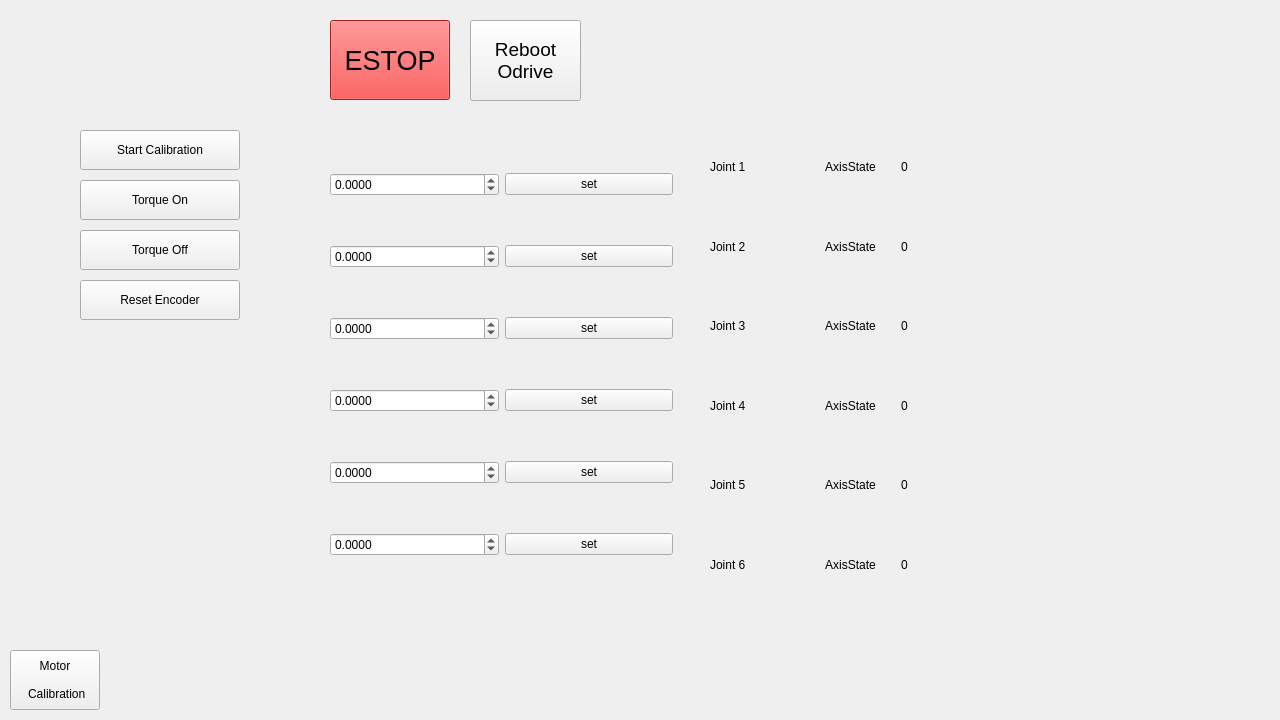
JunhyeokRui/dyros_bolt_gui, file src/dyros_gui.ui: the form before one commit.
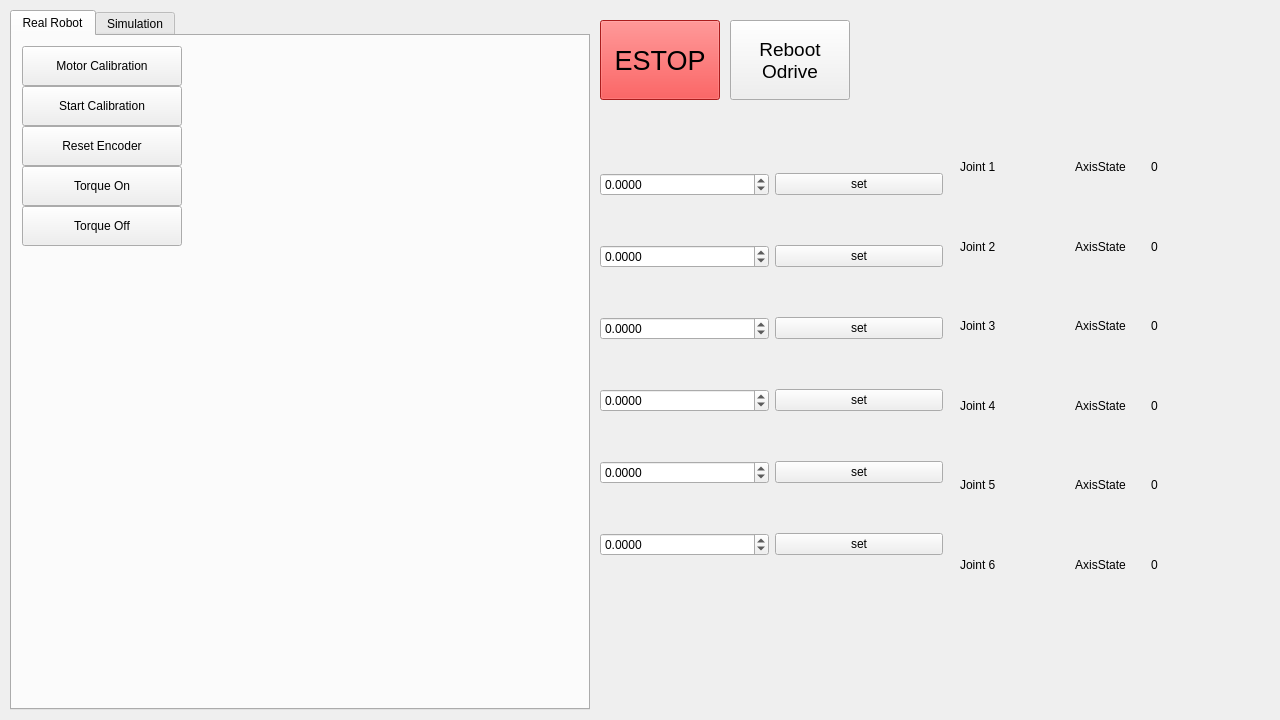
The form after the commit. The open tabs and pages were chosen to show the change.

The edit to the form file:
```diff
--- a/src/dyros_gui.ui
+++ b/src/dyros_gui.ui
@@ -10,39 +10,19 @@
     <height>720</height>
    </rect>
   </property>
+  <property name="sizePolicy">
+   <sizepolicy hsizetype="Preferred" vsizetype="Preferred">
+    <horstretch>0</horstretch>
+    <verstretch>0</verstretch>
+   </sizepolicy>
+  </property>
   <property name="windowTitle">
    <string>DyrosGui</string>
   </property>
-  <widget class="QPushButton" name="caliButton">
-   <property name="geometry">
-    <rect>
-     <x>80</x>
-     <y>130</y>
-     <width>160</width>
-     <height>40</height>
-    </rect>
-   </property>
-   <property name="text">
-    <string>Start Calibration</string>
-   </property>
-  </widget>
-  <widget class="QPushButton" name="CLButton">
-   <property name="geometry">
-    <rect>
-     <x>80</x>
-     <y>180</y>
-     <width>160</width>
-     <height>40</height>
-    </rect>
-   </property>
-   <property name="text">
-    <string>Torque On</string>
-   </property>
-  </widget>
   <widget class="QWidget" name="verticalLayoutWidget">
    <property name="geometry">
     <rect>
-     <x>330</x>
+     <x>600</x>
      <y>130</y>
      <width>343</width>
      <height>471</height>
@@ -216,7 +196,7 @@
   <widget class="QWidget" name="verticalLayoutWidget_2">
    <property name="geometry">
     <rect>
-     <x>710</x>
+     <x>960</x>
      <y>130</y>
      <width>281</width>
      <height>471</height>
@@ -393,38 +373,10 @@
     </item>
    </layout>
   </widget>
-  <widget class="QPushButton" name="idlestateButton">
-   <property name="geometry">
-    <rect>
-     <x>80</x>
-     <y>230</y>
-     <width>160</width>
-     <height>40</height>
-    </rect>
-   </property>
-   <property name="text">
-    <string>Torque Off</string>
-   </property>
-  </widget>
-  <widget class="QPushButton" name="mcalibrationButton">
-   <property name="geometry">
-    <rect>
-     <x>10</x>
-     <y>650</y>
-     <width>90</width>
-     <height>60</height>
-    </rect>
-   </property>
-   <property name="text">
-    <string>Motor
-
- Calibration</string>
-   </property>
-  </widget>
   <widget class="QPushButton" name="EstopButton">
    <property name="geometry">
     <rect>
-     <x>330</x>
+     <x>600</x>
      <y>20</y>
      <width>120</width>
      <height>80</height>
@@ -446,10 +398,10 @@
   <widget class="QPushButton" name="RebootBT">
    <property name="geometry">
     <rect>
-     <x>470</x>
+     <x>730</x>
      <y>20</y>
-     <width>111</width>
-     <height>81</height>
+     <width>120</width>
+     <height>80</height>
     </rect>
    </property>
    <property name="font">
@@ -462,18 +414,145 @@
 Odrive</string>
    </property>
   </widget>
-  <widget class="QPushButton" name="resetEncoderButton">
+  <widget class="QTabWidget" name="tabWidget">
    <property name="geometry">
     <rect>
-     <x>80</x>
-     <y>280</y>
-     <width>160</width>
-     <height>40</height>
+     <x>10</x>
+     <y>10</y>
+     <width>580</width>
+     <height>700</height>
     </rect>
    </property>
-   <property name="text">
-    <string>Reset Encoder</string>
+   <property name="currentIndex">
+    <number>1</number>
    </property>
+   <widget class="QWidget" name="tab">
+    <attribute name="title">
+     <string>Real Robot</string>
+    </attribute>
+    <widget class="QPushButton" name="caliButton">
+     <property name="geometry">
+      <rect>
+       <x>10</x>
+       <y>50</y>
+       <width>160</width>
+       <height>40</height>
+      </rect>
+     </property>
+     <property name="text">
+      <string>Start Calibration</string>
+     </property>
+    </widget>
+    <widget class="QPushButton" name="CLButton">
+     <property name="geometry">
+      <rect>
+       <x>10</x>
+       <y>130</y>
+       <width>160</width>
+       <height>40</height>
+      </rect>
+     </property>
+     <property name="text">
+      <string>Torque On</string>
+     </property>
+    </widget>
+    <widget class="QPushButton" name="idlestateButton">
+     <property name="geometry">
+      <rect>
+       <x>10</x>
+       <y>170</y>
+       <width>160</width>
+       <height>40</height>
+      </rect>
+     </property>
+     <property name="text">
+      <string>Torque Off</string>
+     </property>
+    </widget>
+    <widget class="QPushButton" name="resetEncoderButton">
+     <property name="geometry">
+      <rect>
+       <x>10</x>
+       <y>90</y>
+       <width>160</width>
+       <height>40</height>
+      </rect>
+     </property>
+     <property name="text">
+      <string>Reset Encoder</string>
+     </property>
+    </widget>
+    <widget class="QPushButton" name="mcalibrationButton">
+     <property name="geometry">
+      <rect>
+       <x>10</x>
+       <y>10</y>
+       <width>160</width>
+       <height>40</height>
+      </rect>
+     </property>
+     <property name="text">
+      <string>Motor Calibration</string>
+     </property>
+    </widget>
+   </widget>
+   <widget class="QWidget" name="tab_2">
+    <attribute name="title">
+     <string>Simulation</string>
+    </attribute>
+    <widget class="QGroupBox" name="groupBox">
+     <property name="geometry">
+      <rect>
+       <x>10</x>
+       <y>10</y>
+       <width>540</width>
+       <height>150</height>
+      </rect>
+     </property>
+     <property name="title">
+      <string>Custom Command</string>
+     </property>
+     <widget class="QPushButton" name="CcCmdButton">
+      <property name="geometry">
+       <rect>
+        <x>410</x>
+        <y>110</y>
+        <width>120</width>
+        <height>30</height>
+       </rect>
+      </property>
+      <property name="text">
+       <string>Command Send</string>
+      </property>
+     </widget>
+     <widget class="QWidget" name="verticalLayoutWidget_3">
+      <property name="geometry">
+       <rect>
+        <x>10</x>
+        <y>30</y>
+        <width>61</width>
+        <height>41</height>
+       </rect>
+      </property>
+      <layout class="QVBoxLayout" name="verticalLayout_3">
+       <item>
+        <widget class="QRadioButton" name="custom_start">
+         <property name="text">
+          <string>Start</string>
+         </property>
+        </widget>
+       </item>
+       <item>
+        <widget class="QRadioButton" name="custom_stop">
+         <property name="text">
+          <string>Stop</string>
+         </property>
+        </widget>
+       </item>
+      </layout>
+     </widget>
+    </widget>
+   </widget>
   </widget>
  </widget>
  <resources/>
```
